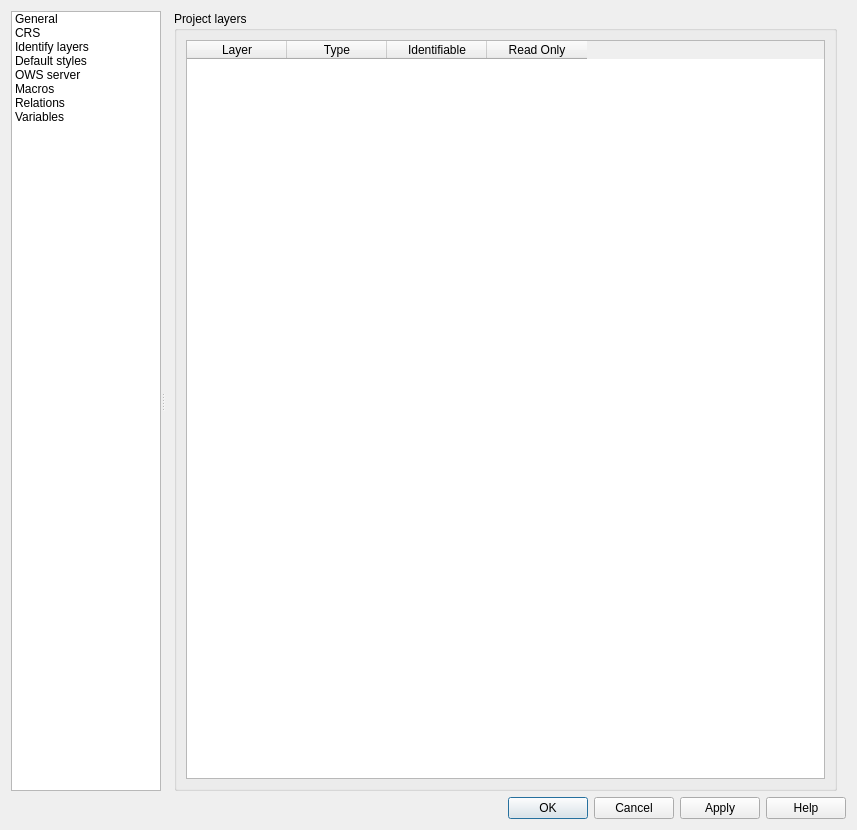
Qt form src/ui/qgsprojectpropertiesbase.ui (qgis/QGIS) before a commit.
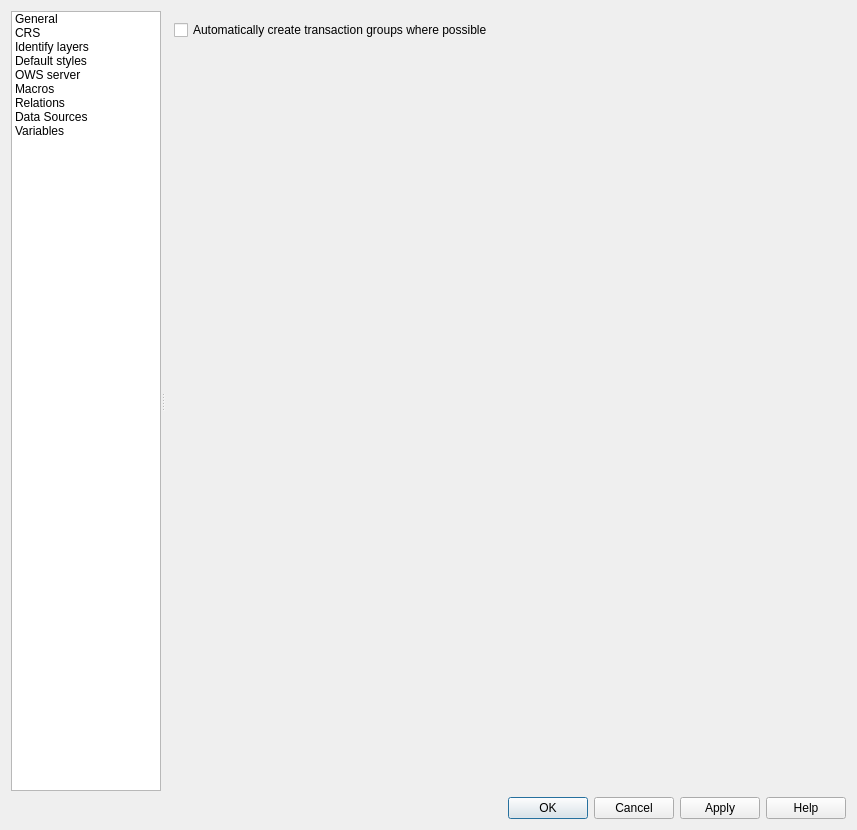
The same form after that commit. Icons and pictures are not drawn. Custom widgets are drawn as their Qt base class.

Commit message:
Move AutoTransaction setting to project properties
Was in global app settings

Patch:
```diff
--- a/src/ui/qgsprojectpropertiesbase.ui
+++ b/src/ui/qgsprojectpropertiesbase.ui
@@ -170,6 +170,15 @@
             <normaloff>:/images/themes/default/relation.svg</normaloff>:/images/themes/default/relation.svg</iconset>
           </property>
          </item>
+         <item>
+          <property name="text">
+           <string>Data Sources</string>
+          </property>
+          <property name="icon">
+           <iconset resource="../../images/images.qrc">
+            <normaloff>:/images/themes/default/propertyicons/attributes.png</normaloff>:/images/themes/default/propertyicons/attributes.png</iconset>
+          </property>
+         </item>
          <item>
           <property name="text">
            <string>Variables</string>
@@ -218,7 +227,7 @@
           </sizepolicy>
          </property>
          <property name="currentIndex">
-          <number>2</number>
+          <number>7</number>
          </property>
          <widget class="QWidget" name="mProjOpts_01">
           <layout class="QVBoxLayout" name="verticalLayout_6">
@@ -808,8 +817,8 @@
                <rect>
                 <x>0</x>
                 <y>0</y>
-                <width>683</width>
-                <height>776</height>
+                <width>134</width>
+                <height>100</height>
                </rect>
               </property>
               <layout class="QVBoxLayout" name="verticalLayout_10">
@@ -2436,7 +2445,18 @@
            </property>
           </layout>
          </widget>
-         <widget class="QWidget" name="page">
+         <widget class="QWidget" name="mTab_DataSources">
+          <layout class="QFormLayout" name="formLayout">
+           <item row="0" column="0" colspan="2">
+            <widget class="QCheckBox" name="mAutoTransaction">
+             <property name="text">
+              <string>Automatically create transaction groups where possible</string>
+             </property>
+            </widget>
+           </item>
+          </layout>
+         </widget>
+         <widget class="QWidget" name="mTab_Variables">
           <layout class="QVBoxLayout" name="verticalLayout_23">
            <item>
             <widget class="QGroupBox" name="groupBox_4">
@@ -2523,6 +2543,12 @@
    <header location="global">qgscolorschemelist.h</header>
    <container>1</container>
   </customwidget>
+  <customwidget>
+   <class>QgsVariableEditorWidget</class>
+   <extends>QWidget</extends>
+   <header location="global">qgsvariableeditorwidget.h</header>
+   <container>1</container>
+  </customwidget>
   <customwidget>
    <class>QgsCodeEditorPython</class>
    <extends>QWidget</extends>
@@ -2535,12 +2561,6 @@
    <header>qgsprojectionselector.h</header>
    <container>1</container>
   </customwidget>
-  <customwidget>
-   <class>QgsVariableEditorWidget</class>
-   <extends>QWidget</extends>
-   <header location="global">qgsvariableeditorwidget.h</header>
-   <container>1</container>
-  </customwidget>
  </customwidgets>
  <tabstops>
   <tabstop>mOptionsListWidget</tabstop>
```
Left out of the diff: 10 changed lines with no effect on the pictures. The commit also changes 8 other files.
